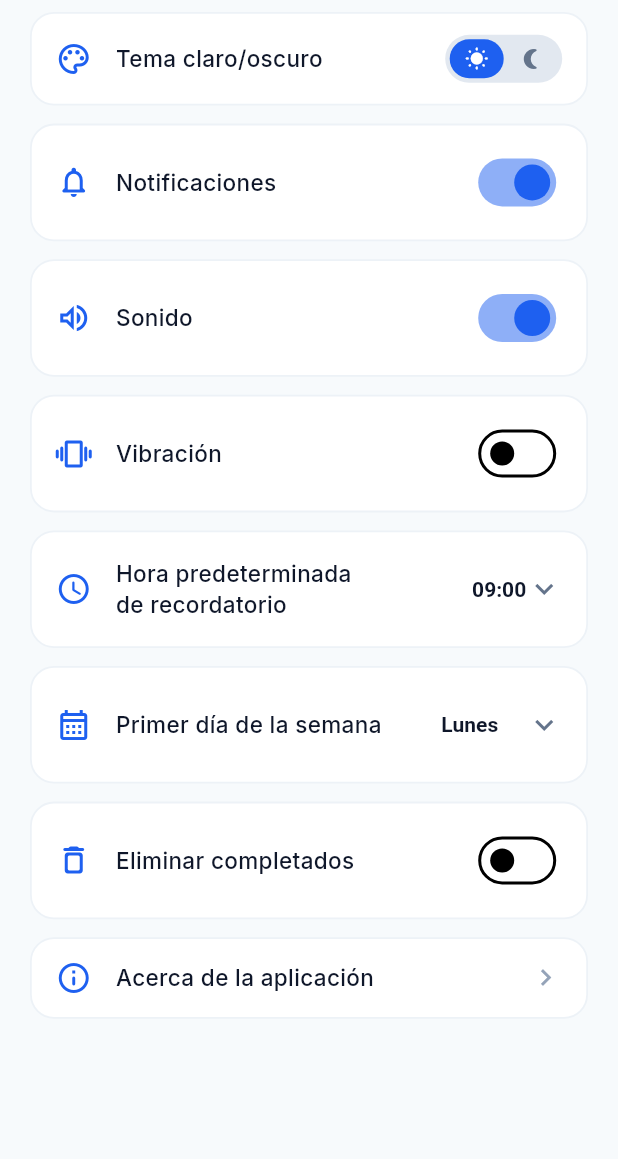
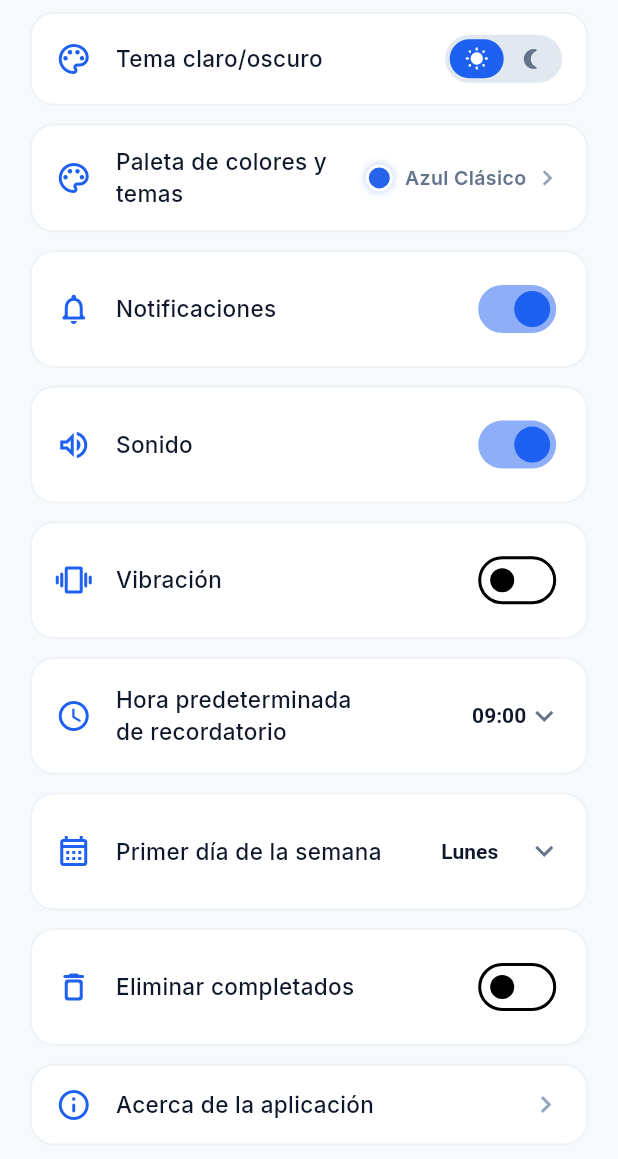
Before and after one commit to NiceWyll/zendae, a Flutter app: the AjustesScreen widget shown alone on an empty page, opened directly, after a tap on the "wb sunny" icon, on a phone screen of 412 x 824 dp. Shown: the top 1159 px of the screen. Run offline on Flutter 3.47's test engine with Material 3 defaults, Android fonts, the phone set to English and light mode, and no system bars; our stand-ins replace flutter_local_notifications, flutter_riverpod, google_fonts, shared_preferences, sqflite, sqflite_common_ffi and 1 more; accounts and stored records are empty.

Commit message:
feat(fase10): selector de temas de color y desbloqueo por racha

```diff
--- a/lib/app.dart
+++ b/lib/app.dart
@@ -2,6 +2,7 @@
 import 'package:flutter_localizations/flutter_localizations.dart';
 import 'package:flutter_riverpod/flutter_riverpod.dart';
 import 'core/theme/app_theme.dart';
+import 'core/theme/tema_app.dart';
 import 'features/ajustes/presentation/providers/ajustes_provider.dart';
 import 'shell/splash_screen.dart';
 
@@ -12,13 +13,14 @@
   Widget build(BuildContext context, WidgetRef ref) {
     debugPrint('🚀🚀🚀 MI_PENDIENTE_APP BUILD CALLED 🚀🚀🚀');
     final ajustes = ref.watch(ajustesProvider);
-    debugPrint('🚀🚀🚀 AJUSTES OBTAINED: ${ajustes.themeMode} 🚀🚀🚀');
+    final tema = TemasDisponibles.obtenerPorId(ajustes.temaId);
+    debugPrint('🚀🚀🚀 AJUSTES OBTAINED: ${ajustes.themeMode} / Tema: ${tema.nombre} 🚀🚀🚀');
 
     return MaterialApp(
       title: 'Mi Pendiente',
       debugShowCheckedModeBanner: false,
-      theme: AppTheme.lightTheme,
-      darkTheme: AppTheme.darkTheme,
+      theme: AppTheme.crearThemeData(tema, false),
+      darkTheme: AppTheme.crearThemeData(tema, true),
       themeMode: ajustes.themeMode,
       localizationsDelegates: const [
         GlobalMaterialLocalizations.delegate,
--- a/lib/core/theme/app_theme.dart
+++ b/lib/core/theme/app_theme.dart
@@ -1,29 +1,89 @@
 import 'package:flutter/material.dart';
 import 'package:google_fonts/google_fonts.dart';
 import '../constants/app_colors.dart';
+import 'tema_app.dart';
 
 class AppTheme {
   AppTheme._();
 
-  static ThemeData get lightTheme {
+  static ThemeData get lightTheme => crearThemeData(TemasDisponibles.clasico, false);
+
+  static ThemeData get darkTheme => crearThemeData(TemasDisponibles.clasico, true);
+
+  static ThemeData crearThemeData(TemaApp tema, bool esOscuro) {
+    final primary = tema.colorPrimario;
+    final secondary = tema.colorSecundario;
+
+    if (esOscuro) {
+      return ThemeData(
+        useMaterial3: true,
+        brightness: Brightness.dark,
+        primaryColor: secondary,
+        scaffoldBackgroundColor: AppColors.backgroundDark,
+        colorScheme: ColorScheme.dark(
+          primary: secondary,
+          secondary: tema.colorAcento ?? secondary,
+          surface: AppColors.surfaceDark,
+          error: AppColors.priorityAlta,
+        ),
+        fontFamily: GoogleFonts.inter().fontFamily,
+        appBarTheme: AppBarTheme(
+          backgroundColor: Colors.transparent,
+          elevation: 0,
+          centerTitle: false,
+          iconTheme: IconThemeData(color: secondary),
+          titleTextStyle: TextStyle(
+            color: secondary,
+            fontSize: 22,
+            fontWeight: FontWeight.w700,
+          ),
+        ),
+        cardTheme: CardThemeData(
+          color: AppColors.cardDark,
+          elevation: 0,
+          shape: RoundedRectangleBorder(
+            borderRadius: BorderRadius.circular(16),
+            side: const BorderSide(color: AppColors.borderDark, width: 1),
+          ),
+          margin: EdgeInsets.zero,
+        ),
+        floatingActionButtonTheme: FloatingActionButtonThemeData(
+          backgroundColor: secondary,
+          foregroundColor: Colors.white,
+          elevation: 4,
+          shape: const CircleBorder(),
+        ),
+        bottomNavigationBarTheme: BottomNavigationBarThemeData(
+          backgroundColor: AppColors.surfaceDark,
+          selectedItemColor: secondary,
+          unselectedItemColor: AppColors.textMuted,
+          type: BottomNavigationBarType.fixed,
+          elevation: 8,
+          selectedLabelStyle: const TextStyle(fontWeight: FontWeight.w600, fontSize: 11),
+          unselectedLabelStyle: const TextStyle(fontWeight: FontWeight.w500, fontSize: 11),
+        ),
+      );
+    }
+
     return ThemeData(
       useMaterial3: true,
       brightness: Brightness.light,
-      primaryColor: AppColors.primary,
+      primaryColor: primary,
       scaffoldBackgroundColor: AppColors.backgroundLight,
-      colorScheme: const ColorScheme.light(
-        primary: AppColors.primary,
+      colorScheme: ColorScheme.light(
+        primary: primary,
+        secondary: secondary,
         surface: AppColors.surfaceLight,
         error: AppColors.priorityAlta,
       ),
       fontFamily: GoogleFonts.inter().fontFamily,
-      appBarTheme: const AppBarTheme(
+      appBarTheme: AppBarTheme(
         backgroundColor: Colors.transparent,
         elevation: 0,
         centerTitle: false,
-        iconTheme: IconThemeData(color: AppColors.primary),
+        iconTheme: IconThemeData(color: primary),
         titleTextStyle: TextStyle(
-          color: AppColors.primary,
+          color: primary,
           fontSize: 22,
           fontWeight: FontWeight.w700,
         ),
@@ -38,70 +98,20 @@
         ),
         margin: EdgeInsets.zero,
       ),
-      floatingActionButtonTheme: const FloatingActionButtonThemeData(
-        backgroundColor: AppColors.primary,
+      floatingActionButtonTheme: FloatingActionButtonThemeData(
+        backgroundColor: primary,
         foregroundColor: Colors.white,
         elevation: 4,
-        shape: CircleBorder(),
+        shape: const CircleBorder(),
       ),
-      bottomNavigationBarTheme: const BottomNavigationBarThemeData(
+      bottomNavigationBarTheme: BottomNavigationBarThemeData(
         backgroundColor: Colors.white,
-        selectedItemColor: AppColors.primary,
+        selectedItemColor: primary,
         unselectedItemColor: AppColors.textMuted,
         type: BottomNavigationBarType.fixed,
         elevation: 8,
-        selectedLabelStyle: TextStyle(fontWeight: FontWeight.w600, fontSize: 11),
-        unselectedLabelStyle: TextStyle(fontWeight: FontWeight.w500, fontSize: 11),
-      ),
-    );
-  }
-
-  static ThemeData get darkTheme {
-    return ThemeData(
-      useMaterial3: true,
-      brightness: Brightness.dark,
-      primaryColor: AppColors.primaryLight,
-      scaffoldBackgroundColor: AppColors.backgroundDark,
-      colorScheme: const ColorScheme.dark(
-        primary: AppColors.primaryLight,
-        surface: AppColors.surfaceDark,
-        error: AppColors.priorityAlta,
-      ),
-      fontFamily: GoogleFonts.inter().fontFamily,
-      appBarTheme: const AppBarTheme(
-        backgroundColor: Colors.transparent,
-        elevation: 0,
-        centerTitle: false,
-        iconTheme: IconThemeData(color: AppColors.primaryLight),
-        titleTextStyle: TextStyle(
-          color: AppColors.primaryLight,
-          fontSize: 22,
-          fontWeight: FontWeight.w700,
-        ),
-      ),
-      cardTheme: CardThemeData(
-        color: AppColors.cardDark,
-        elevation: 0,
-        shape: RoundedRectangleBorder(
-          borderRadius: BorderRadius.circular(16),
-          side: const BorderSide(color: AppColors.borderDark, width: 1),
-        ),
-        margin: EdgeInsets.zero,
-      ),
-      floatingActionButtonTheme: const FloatingActionButtonThemeData(
-        backgroundColor: AppColors.primaryLight,
-        foregroundColor: Colors.white,
-        elevation: 4,
-        shape: CircleBorder(),
-      ),
-      bottomNavigationBarTheme: const BottomNavigationBarThemeData(
-        backgroundColor: AppColors.surfaceDark,
-        selectedItemColor: AppColors.primaryLight,
-        unselectedItemColor: AppColors.textMuted,
-        type: BottomNavigationBarType.fixed,
-        elevation: 8,
-        selectedLabelStyle: TextStyle(fontWeight: FontWeight.w600, fontSize: 11),
-        unselectedLabelStyle: TextStyle(fontWeight: FontWeight.w500, fontSize: 11),
+        selectedLabelStyle: const TextStyle(fontWeight: FontWeight.w600, fontSize: 11),
+        unselectedLabelStyle: const TextStyle(fontWeight: FontWeight.w500, fontSize: 11),
       ),
     );
   }
--- /dev/null
+++ b/lib/core/theme/tema_app.dart
@@ -0,0 +1,116 @@
+import 'package:flutter/material.dart';
+
+class TemaApp {
+  final String id;
+  final String nombre;
+  final String descripcion;
+  final Color colorPrimario;
+  final Color colorSecundario;
+  final Color? colorAcento;
+  final bool esDesbloqueablePorRacha;
+  final int? diasRequeridos;
+
+  const TemaApp({
+    required this.id,
+    required this.nombre,
+    required this.descripcion,
+    required this.colorPrimario,
+    required this.colorSecundario,
+    this.colorAcento,
+    this.esDesbloqueablePorRacha = false,
+    this.diasRequeridos,
+  });
+
+  bool estaDesbloqueado(int diasRacha, List<String> logrosDesbloqueados) {
+    if (!esDesbloqueablePorRacha) return true;
+    if (diasRequeridos == null) return true;
+
+    // Se desbloquea si tiene los días necesarios o el logro correspondiente
+    if (diasRacha >= diasRequeridos!) return true;
+
+    final idHito = 'dias$diasRequeridos';
+    return logrosDesbloqueados.contains(idHito) ||
+        logrosDesbloqueados.contains(id) ||
+        logrosDesbloqueados.contains('tema_$id');
+  }
+}
+
+class TemasDisponibles {
+  TemasDisponibles._();
+
+  static const TemaApp clasico = TemaApp(
+    id: 'clasico',
+    nombre: 'Azul Clásico',
+    descripcion: 'Equilibrio profesional y limpio en tonos zafiro',
+    colorPrimario: Color(0xFF2563EB),
+    colorSecundario: Color(0xFF3B82F6),
+    colorAcento: Color(0xFF60A5FA),
+  );
+
+  static const TemaApp esmeralda = TemaApp(
+    id: 'esmeralda',
+    nombre: 'Esmeralda Fresco',
+    descripcion: 'Serenidad y enfoque con verdes naturales y menta',
+    colorPrimario: Color(0xFF059669),
+    colorSecundario: Color(0xFF10B981),
+    colorAcento: Color(0xFF34D399),
+  );
+
+  static const TemaApp lavanda = TemaApp(
+    id: 'lavanda',
+    nombre: 'Lavanda Cósmica',
+    descripcion: 'Creatividad y elegancia en violetas e índigos',
+    colorPrimario: Color(0xFF7C3AED),
+    colorSecundario: Color(0xFF8B5CF6),
+    colorAcento: Color(0xFFA78BFA),
+  );
+
+  static const TemaApp atardecer = TemaApp(
+    id: 'atardecer',
+    nombre: 'Atardecer Cálido',
+    descripcion: 'Energía y motivación en corales y ámbar radiante',
+    colorPrimario: Color(0xFFEA580C),
+    colorSecundario: Color(0xFFF97316),
+    colorAcento: Color(0xFFFB923C),
+    esDesbloqueablePorRacha: true,
+    diasRequeridos: 7,
+  );
+
+  static const TemaApp aurora = TemaApp(
+    id: 'aurora',
+    nombre: 'Aurora Boreal',
+    descripcion: 'Misticismo nórdico en cian y turquesa vibrante',
+    colorPrimario: Color(0xFF0D9488),
+    colorSecundario: Color(0xFF14B8A6),
+    colorAcento: Color(0xFF2DD4BF),
+    esDesbloqueablePorRacha: true,
+    diasRequeridos: 30,
+  );
+
+  static const TemaApp dorado = TemaApp(
+    id: 'dorado',
+    nombre: 'Racha Dorada',
+    descripcion: 'Prestigio centenario en oro legendario y ámbar',
+    colorPrimario: Color(0xFFD97706),
+    colorSecundario: Color(0xFFF59E0B),
+    colorAcento: Color(0xFFFBBF24),
+    esDesbloqueablePorRacha: true,
+    diasRequeridos: 100,
+  );
+
+  static const List<TemaApp> todos = [
+    clasico,
+    esmeralda,
+    lavanda,
+    atardecer,
+    aurora,
+    dorado,
+  ];
+
+  static TemaApp obtenerPorId(String id) {
+    for (final t in todos) {
+      if (t.id == id) return t;
+    }
+    return clasico;
+  }
+}
--- a/lib/features/ajustes/presentation/screens/ajustes_screen.dart
+++ b/lib/features/ajustes/presentation/screens/ajustes_screen.dart
@@ -2,7 +2,9 @@
 import 'package:flutter_riverpod/flutter_riverpod.dart';
 import 'package:mi_pendiente/core/constants/app_colors.dart';
 import 'package:mi_pendiente/core/providers/notification_providers.dart';
+import 'package:mi_pendiente/core/theme/tema_app.dart';
 import '../providers/ajustes_provider.dart';
+import 'selector_temas_screen.dart';
 
 class AjustesScreen extends ConsumerWidget {
   const AjustesScreen({super.key});
@@ -11,6 +13,7 @@
   Widget build(BuildContext context, WidgetRef ref) {
     final ajustes = ref.watch(ajustesProvider);
     final isDark = Theme.of(context).brightness == Brightness.dark;
+    final temaActual = TemasDisponibles.obtenerPorId(ajustes.temaId);
 
     return ListView(
       padding: const EdgeInsets.symmetric(horizontal: 20, vertical: 8),
@@ -21,6 +24,54 @@
           icon: Icons.palette_outlined,
           title: 'Tema claro/oscuro',
           trailing: _buildThemeToggle(isDark, ref),
+        ),
+        const SizedBox(height: 12),
+
+        // Fila: Paleta de colores y temas
+        _buildSettingCard(
+          isDark: isDark,
+          icon: Icons.color_lens_outlined,
+          title: 'Paleta de colores y temas',
+          trailing: Row(
+            mainAxisSize: MainAxisSize.min,
+            children: [
+              Container(
+                width: 18,
+                height: 18,
+                decoration: BoxDecoration(
+                  color: temaActual.colorPrimario,
+                  shape: BoxShape.circle,
+                  border: Border.all(color: Colors.white, width: 2),
+                  boxShadow: [
+                    BoxShadow(
+                      color: temaActual.colorPrimario.withValues(alpha: 0.35),
+                      blurRadius: 4,
+                    ),
+                  ],
+                ),
+              ),
+              const SizedBox(width: 8),
+              Text(
+                temaActual.nombre,
+                style: TextStyle(
+                  fontSize: 13,
+                  fontWeight: FontWeight.w600,
+                  color: isDark ? AppColors.textSecondaryDark : AppColors.textSecondary,
+                ),
+              ),
+              const SizedBox(width: 4),
+              const Icon(
+                Icons.chevron_right,
+                color: Color(0xFF94A3B8),
+                size: 20,
+              ),
+            ],
+          ),
+          onTap: () {
+            Navigator.of(context).push(
+              MaterialPageRoute(builder: (_) => const SelectorTemasScreen()),
+            );
+          },
         ),
         const SizedBox(height: 12),
 
```
Also changed, not shown: lib/features/ajustes/presentation/providers/ajustes_provider.dart (+33 -17 lines), lib/features/ajustes/presentation/screens/selector_temas_screen.dart (added, +114 -0 lines), lib/features/ajustes/presentation/widgets/selector_temas_grid.dart (added, +268 -0 lines), 2 other files.
